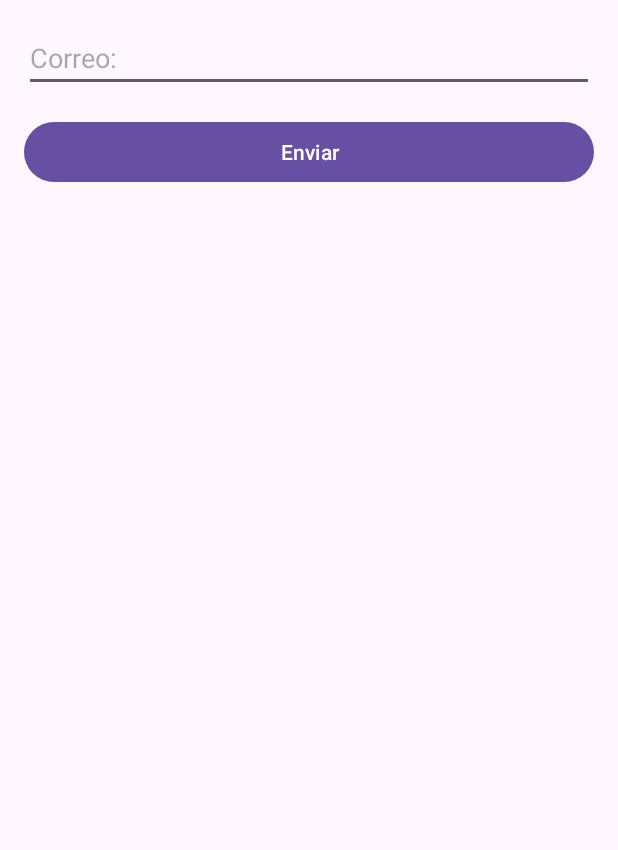
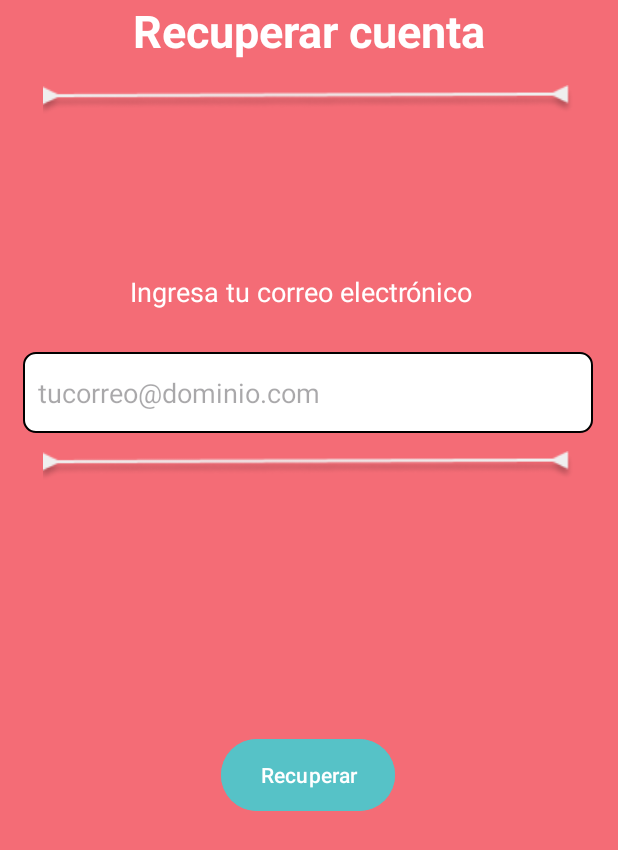
Before and after one commit to aracely-campa/Equipo1_proyectoFinal, an Android app: the ActivityRecuperarContrasena screen opened directly, with no data from a screen before it, on a phone screen of 412 x 824 dp. Shown: the top 850 px of the screen. Run offline under Robolectric (Android 15) with nearby library versions, the phone set to English and light mode, and no system bars; our stand-ins replace Firebase (no records; nobody signed in at launch, a user with empty details on screens opened directly).

Commit message:
Se le añadio formato de diseño a RecuperarContraseña.xml

```diff
--- a/Fianzas_Personales/app/src/main/res/layout/activity_recuperar_contrasena.xml
+++ b/Fianzas_Personales/app/src/main/res/layout/activity_recuperar_contrasena.xml
@@ -1,22 +1,101 @@
 <?xml version="1.0" encoding="utf-8"?>
-<RelativeLayout xmlns:android="http://schemas.android.com/apk/res/android"
+<androidx.drawerlayout.widget.DrawerLayout xmlns:android="http://schemas.android.com/apk/res/android"
+    xmlns:app="http://schemas.android.com/apk/res-auto"
+    xmlns:tools="http://schemas.android.com/tools"
+    android:id="@+id/drawer_layout"
     android:layout_width="match_parent"
     android:layout_height="match_parent"
-    android:padding="16dp">
+    android:fitsSystemWindows="true"
+    tools:context=".ActivityRecuperarContrasena"
+    android:background="@color/rojo_fondo">
 
-    <EditText
-        android:id="@+id/et_correo"
+    <androidx.constraintlayout.widget.ConstraintLayout
         android:layout_width="match_parent"
-        android:layout_height="wrap_content"
-        android:hint="@string/correo"
-        android:inputType="textEmailAddress"
-        android:layout_marginBottom="16dp"/>
+        android:layout_height="match_parent">
 
-    <Button
-        android:id="@+id/btn_enviar"
-        android:layout_width="match_parent"
-        android:layout_height="wrap_content"
-        android:text="Enviar"
-        android:layout_below="@id/et_correo"/>
+        <ImageView
+            android:id="@+id/img_linea2"
+            android:layout_width="match_parent"
+            android:layout_height="wrap_content"
+            android:layout_marginTop="260dp"
+            android:src="@drawable/img_line"
+            app:layout_constraintEnd_toEndOf="parent"
+            app:layout_constraintHorizontal_bias="0.0"
+            app:layout_constraintStart_toStartOf="parent"
+            app:layout_constraintTop_toBottomOf="@id/title_text" />
 
-</RelativeLayout>
+        <TextView
+            android:id="@+id/title_text"
+            android:layout_width="wrap_content"
+            android:layout_height="wrap_content"
+            android:text="Recuperar cuenta"
+            android:textAlignment="center"
+            android:textColor="@color/white"
+            android:textSize="30sp"
+            android:textStyle="bold"
+            app:layout_constraintEnd_toEndOf="parent"
+            app:layout_constraintStart_toStartOf="parent"
+            tools:layout_editor_absoluteY="73dp"
+            tools:ignore="MissingConstraints" />
+
+        <ImageView
+            android:id="@+id/img_linea"
+            android:layout_width="match_parent"
+            android:layout_height="wrap_content"
+            android:layout_marginTop="16dp"
+            android:src="@drawable/img_line"
+            app:layout_constraintEnd_toEndOf="parent"
+            app:layout_constraintStart_toStartOf="parent"
+            app:layout_constraintTop_toBottomOf="@id/title_text" />
+
+        <TextView
+            android:id="@+id/tv_correo"
+            android:layout_width="wrap_content"
+            android:layout_height="wrap_content"
+            android:layout_marginTop="104dp"
+            android:text="Ingresa tu correo electrónico"
+            android:textColor="@color/white"
+            android:textSize="18sp"
+            app:layout_constraintEnd_toEndOf="parent"
+            app:layout_constraintHorizontal_bias="0.472"
+            app:layout_constraintStart_toStartOf="parent"
+            app:layout_constraintTop_toBottomOf="@id/img_linea" />
+
+        <EditText
+            android:id="@+id/et_correo"
+            android:layout_width="380dp"
+            android:layout_height="54dp"
+            android:layout_marginTop="28dp"
+            android:background="@drawable/edit_text_background"
+            android:hint="tucorreo@dominio.com"
+            android:inputType="textEmailAddress"
+            android:padding="10dp"
+            app:layout_constraintEnd_toEndOf="parent"
+            app:layout_constraintHorizontal_bias="0.483"
+            app:layout_constraintStart_toStartOf="parent"
+            app:layout_constraintTop_toBottomOf="@id/tv_correo" />
+
+        <Button
+            android:id="@+id/btn_enviar"
+            android:layout_width="116dp"
+            android:layout_height="56dp"
+            android:layout_marginTop="200dp"
+            android:backgroundTint="@color/azul_claro"
+            android:text="Recuperar"
+            android:textColor="@color/white"
+            app:layout_constraintEnd_toEndOf="parent"
+            app:layout_constraintHorizontal_bias="0.498"
+            app:layout_constraintStart_toStartOf="parent"
+            app:layout_constraintTop_toBottomOf="@id/et_correo" />
+
+    </androidx.constraintlayout.widget.ConstraintLayout>
+
+    <com.google.android.material.navigation.NavigationView
+        android:id="@+id/nav_view"
+        android:layout_width="wrap_content"
+        android:layout_height="match_parent"
+        android:layout_gravity="start"
+        android:fitsSystemWindows="true"
+        app:headerLayout="@layout/nav_header_side_bard"
+        app:menu="@menu/activity_inicio_drawer" />
+</androidx.drawerlayout.widget.DrawerLayout>
```
